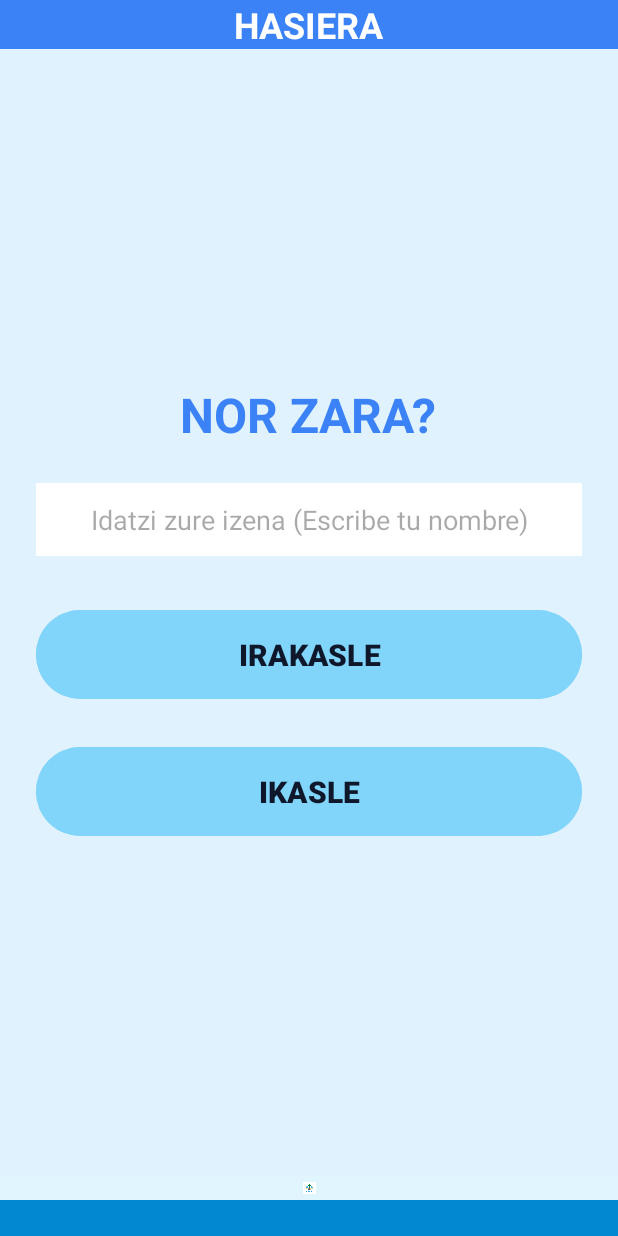
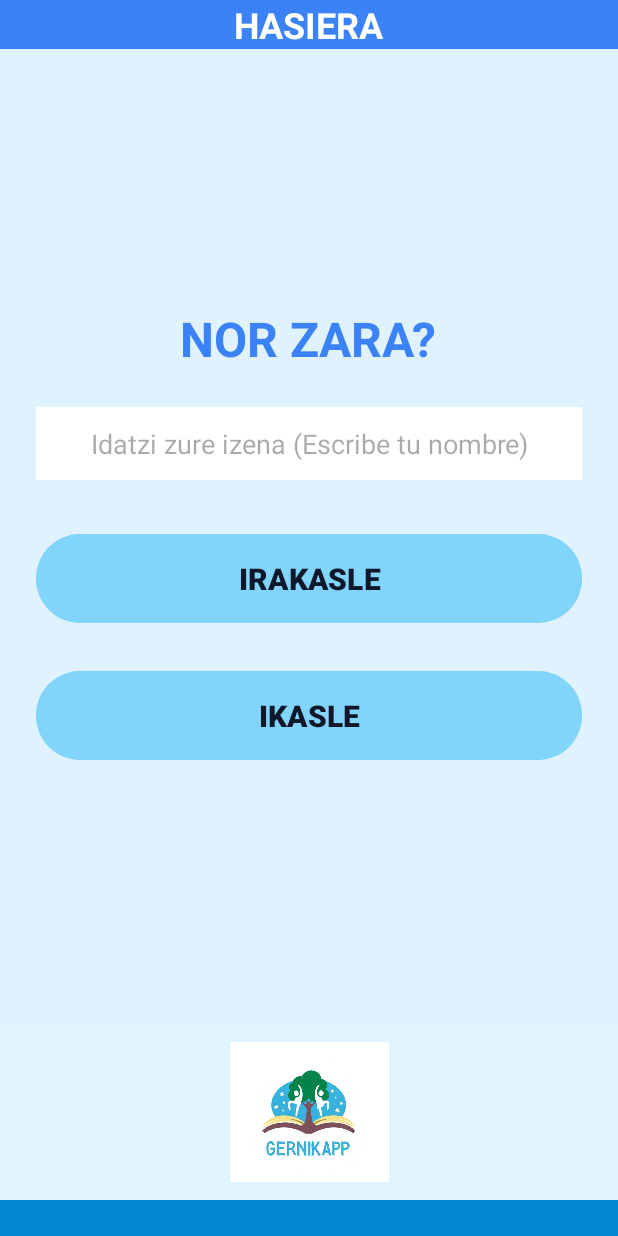
Before and after one commit to UnaiZugaza/GernikApp, an Android app: the screen it shows after launch (MainActivity), on a phone screen of 412 x 824 dp. Run offline under Robolectric (Android 15) with nearby library versions, the phone set to English and light mode, and no system bars.

Commit message:
FIX: Corregir footer

```diff
--- a/app/src/main/res/layout/footer.xml
+++ b/app/src/main/res/layout/footer.xml
@@ -29,32 +29,29 @@
         app:layout_constraintStart_toStartOf="parent" />
 
 
-    <!-- 3. Botón ATRÁS (Izquierda) -->
+    <!-- 4. LOGO CENTRAL (Siempre visible) -->
     <ImageButton
         android:id="@+id/buttonBack"
-        android:layout_width="0dp"
-        android:layout_height="0dp"
-        android:layout_margin="8dp"
+        android:layout_width="150dp"
+        android:layout_height="100dp"
         android:background="@android:color/transparent"
         android:contentDescription="Atzera"
+        android:padding="8dp"
         android:scaleType="fitCenter"
         android:src="@drawable/flechaatzera"
         android:visibility="invisible"
         app:layout_constraintBottom_toTopOf="@+id/bar_blue"
-        app:layout_constraintEnd_toStartOf="@+id/imageViewLogo"
         app:layout_constraintStart_toStartOf="parent"
-        app:layout_constraintTop_toTopOf="parent"
-        app:layout_constraintWidth_percent="0.25"
+        app:layout_constraintTop_toTopOf="@+id/background_top"
+        app:layout_constraintVertical_bias="0.607"
         tools:visibility="visible" />
 
-
-    <!-- 4. LOGO CENTRAL (Siempre visible) -->
     <ImageView
         android:id="@+id/imageViewLogo"
-        android:layout_width="0dp"
-        android:layout_height="0dp"
-        android:layout_margin="4dp"
+        android:layout_width="122dp"
+        android:layout_height="117dp"
         android:contentDescription="Logo GernikApp"
+        android:padding="8dp"
         android:scaleType="fitCenter"
         android:src="@drawable/logogernikapp"
         app:layout_constraintBottom_toTopOf="@+id/bar_blue"
@@ -63,22 +60,19 @@
         app:layout_constraintTop_toTopOf="parent" />
 
 
-    <!-- 5. Botón SIGUIENTE (Derecha) -->
     <ImageButton
         android:id="@+id/buttonContinue"
-        android:layout_width="0dp"
-        android:layout_height="0dp"
-        android:layout_margin="8dp"
+        android:layout_width="150dp"
+        android:layout_height="100dp"
         android:background="@android:color/transparent"
         android:contentDescription="Jarraitu"
+        android:padding="8dp"
         android:scaleType="fitCenter"
         android:src="@drawable/flechajarraitu"
         android:visibility="visible"
         app:layout_constraintBottom_toTopOf="@+id/bar_blue"
         app:layout_constraintEnd_toEndOf="parent"
-        app:layout_constraintStart_toEndOf="@+id/imageViewLogo"
-        app:layout_constraintTop_toTopOf="parent"
-        app:layout_constraintWidth_percent="0.25" />
+        app:layout_constraintTop_toTopOf="@+id/background_top" />
 
 
 </androidx.constraintlayout.widget.ConstraintLayout>
```
